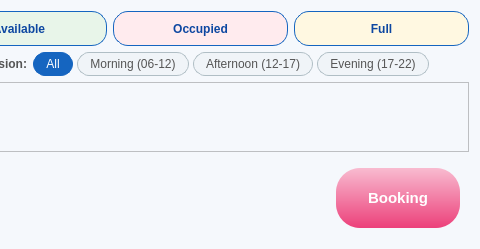
Qt form ui/OverviewUsers.ui (maihuybao/SmartLockUEL) before a commit; both pictures show x 261 to 741 and y 0 to 249 of the 741 by 249 pixel window.
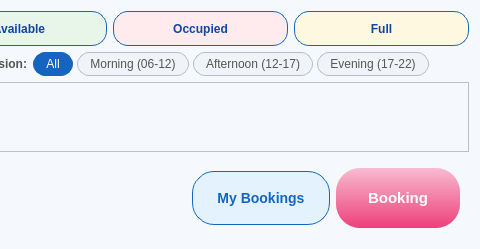
The same form after that commit.

Commit message: Revamp booking & device UIs, CSV import, assets

What changed in the file:
```diff
--- a/ui/OverviewUsers.ui
+++ b/ui/OverviewUsers.ui
@@ -185,6 +185,12 @@
         <property name="sizeHint" stdset="0"><size><width>40</width><height>20</height></size></property>
        </spacer>
       </item>
+      <item>
+       <widget class="QPushButton" name="pushButtonHistory">
+        <property name="styleSheet"><string notr="true">QPushButton{background-color:#E3F2FD;color:#1565C0;border:1px solid #1565C0;border-radius:22px;padding:8px 24px;font-size:14px;font-weight:600;min-height:36px;}QPushButton:hover{background-color:#1565C0;color:white;}</string></property>
+        <property name="text"><string>My Bookings</string></property>
+       </widget>
+      </item>
       <item>
        <widget class="QPushButton" name="pushButtonBooking">
         <property name="styleSheet"><string notr="true">QPushButton{background:qlineargradient(x1:0,y1:0,x2:0,y2:1,stop:0 #F8BBD0,stop:1 #EC407A);color:white;border:none;border-radius:24px;padding:10px 32px;font-size:15px;font-weight:700;min-height:40px;}QPushButton:hover{background:#E91E63;}</string></property>
```
The commit also changes 49 other files.
